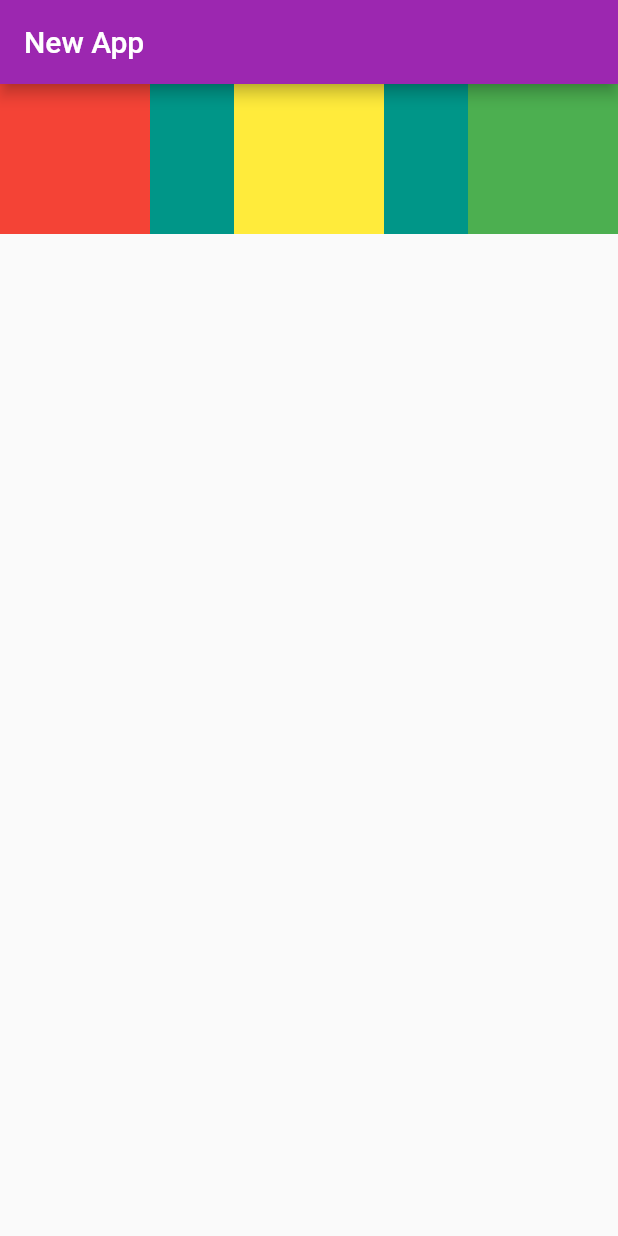
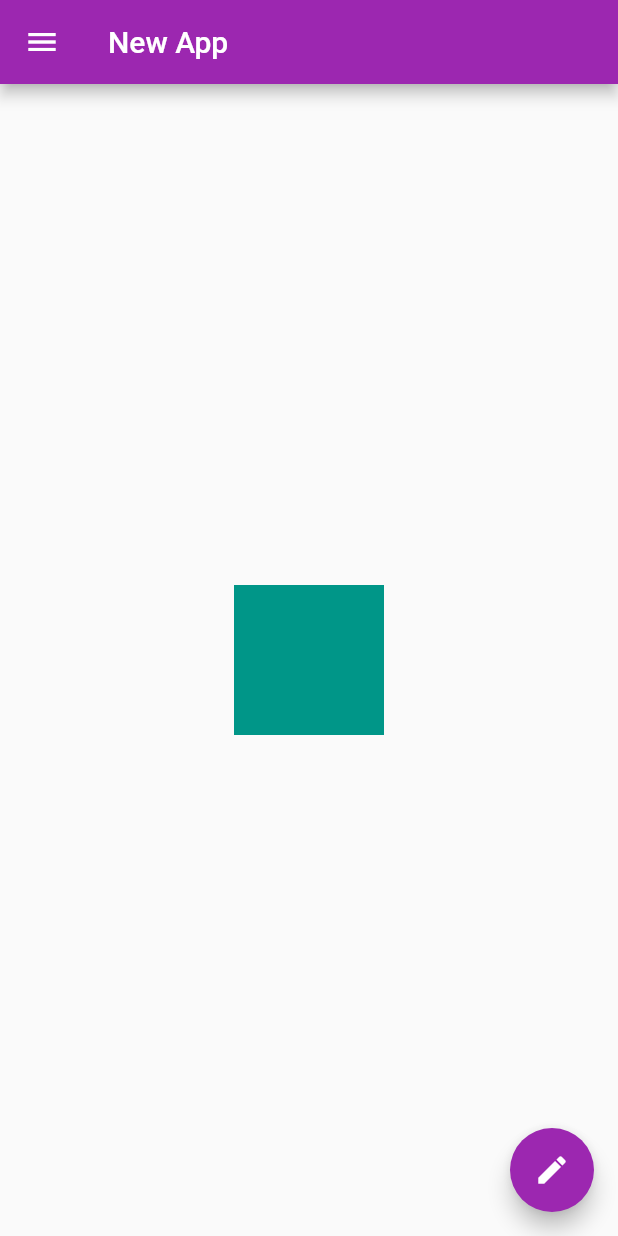
Before and after one commit to maqboolayaz/flutter_handson, a Flutter app: the screen it shows after launch, on a phone screen of 412 x 824 dp. Run offline on Flutter 3.47's test engine with Material 2 defaults, Android fonts, the phone set to English and light mode, and no system bars.

Commit message:
added drawer for user profile

```diff
--- a/app_azy/lib/main.dart
+++ b/app_azy/lib/main.dart
@@ -16,37 +16,45 @@ class HomePage extends StatelessWidget {
     return Scaffold(
       appBar: AppBar(
         title: Text("New App")),
-      body: Container(
-        height: 100,
-        color: Colors.teal,
-        child: Row(
-          mainAxisAlignment: MainAxisAlignment.spaceBetween,
-          crossAxisAlignment: CrossAxisAlignment.stretch,
+      body: Center (
+        child: Container(
+          height: 100,
+          width: 100,
+          color: Colors.teal,
+        	),
+      ),
+      drawer: Drawer(
+        child: ListView(
+          padding: EdgeInsets.all(0),
           children: <Widget>[
-            Container(
-              padding: const EdgeInsets.all(8),
-              color: Colors.red,
-              width: 100,
-              height: 100,
-              alignment: Alignment.center,
+            UserAccountsDrawerHeader(
+              accountName: Text("Ayaz Maq"),
+              accountEmail: Text("itsayazmaqbool@gmail.com"),
+              currentAccountPicture: CircleAvatar(
+                backgroundImage: NetworkImage(
+                  "https://images.unsplash.com/photo-1530695440407-21fef47230b1?ixlib=rb-1.2.1&ixid=eyJhcHBfaWQiOjEyMDd9&auto=format&fit=crop&w=750&q=80")
+              )
             ),
-            Container(
-              padding: const EdgeInsets.all(8),
-              color: Colors.yellow,
-              width: 100,
-              height: 100,
-              alignment: Alignment.center,
+            ListTile(
+              leading: Icon(Icons.person),
+              title: Text("Ayaz Maq"),
+              subtitle: Text("Developer"),
+              trailing: Icon(Icons.edit),
+              onTap: () {},
             ),
-            Container(
-              padding: const EdgeInsets.all(8),
-              color: Colors.green,
-              width: 100,
-              height: 100,
-              alignment: Alignment.center,
+            ListTile(
+              leading: Icon(Icons.person),
+              title: Text("Email"),
+              subtitle: Text("itsayazmaqbool@gmail.com"),
+              trailing: Icon(Icons.edit),
             ),
           ],
         ),
       ),
+      floatingActionButton: FloatingActionButton(
+        onPressed: (){},
+        child: Icon(Icons.edit),
+      ),
     );
   }
 }
```
